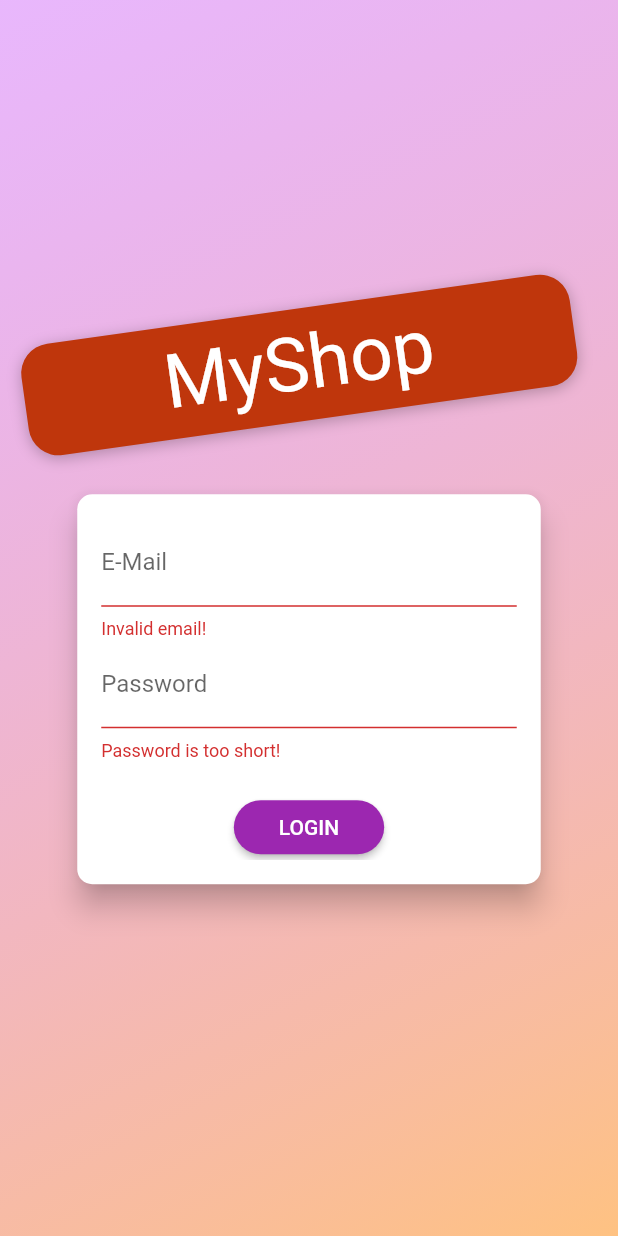
After one commit to hamidu34/shop_app_project, a Flutter app: the screen it shows after launch, after a tap on "LOGIN", on a phone screen of 412 x 824 dp. The commit adds this screen. Run offline on Flutter 3.47's test engine with Material 2 defaults, Android fonts, the phone set to English and light mode, and no system bars; our stand-ins replace badges, shared_preferences; network calls fail; Roboto replaces fonts that are missing (Anton).

Commit message:
completed app

```diff
--- a/shop_app/lib/main.dart
+++ b/shop_app/lib/main.dart
@@ -1,7 +1,9 @@
 import 'package:flutter/material.dart';
 import 'package:provider/provider.dart';
+import 'package:shop_app/provider/auth.dart';
 import 'package:shop_app/screens/edit_product_screen.dart';
 import 'package:shop_app/screens/order_screen.dart';
+import 'package:shop_app/screens/splash_screen.dart';
 import 'package:shop_app/screens/user_products_screen.dart';
 
 import '/provider/cart.dart';
@@ -10,6 +12,7 @@ import '/provider/products.dart';
 import '/screens/cart_screen.dart';
 import '/screens/product_detail_screen.dart';
 import '/screens/product_overview_screen.dart';
+import './screens/auth_screen.dart';
 
 void main() {
   runApp(const MyApp());
@@ -23,16 +26,27 @@ class MyApp extends StatelessWidget {
     return MultiProvider(
       providers: [
         ChangeNotifierProvider(
-          create: (context) => Products(),
+          create: (context) => Auth('', '', DateTime.now()),
+        ),
+        ChangeNotifierProxyProvider<Auth, Products>(
+          create: (context) => Products('', [], ''),
+          update: (context, auth, previousProduct) => Products(
+            auth.token,
+            previousProduct == null ? [] : previousProduct.items,
+            auth.userId!,
+          ),
         ),
         ChangeNotifierProvider(
           create: (context) => Cart(),
         ),
-        ChangeNotifierProvider(
-          create: (context) => Order(),
-        )
+        ChangeNotifierProxyProvider<Auth, Order>(
+          create: (context) => Order('', '', []),
+          update: (context, auth, previousOrder) => Order(auth.token,
+              auth.userId!, previousOrder == null ? [] : previousOrder.orders),
+        ),
       ],
-      child: MaterialApp(
+      child: Consumer<Auth>(
+        builder: (context, auth, _) => MaterialApp(
           debugShowCheckedModeBanner: false,
           title: 'My Shop',
           theme: ThemeData(
@@ -41,8 +55,18 @@ class MyApp extends StatelessWidget {
               secondary: Colors.orange,
             ),
           ),
-        home: ProductOverviewScreen(),
+          home: auth.isAuth
+              ? ProductOverviewScreen()
+              : FutureBuilder(
+                  future: auth.tryAutoLogin(),
+                  builder: (context, snapshot) =>
+                      snapshot.connectionState == ConnectionState.waiting
+                          ? SplashScreen()
+                          : AuthScreen(),
+                ),
           routes: {
+            ProductOverviewScreen.routeName: (context) =>
+                ProductOverviewScreen(),
             '/product-detail': (context) => ProductDetailScreen(),
             CartScreen.routeName: (context) => const CartScreen(),
             OrdersScreen.routeName: (context) => OrdersScreen(),
@@ -50,6 +74,7 @@ class MyApp extends StatelessWidget {
             EditProductScreen.routeName: (context) => EditProductScreen()
           },
         ),
+      ),
     );
   }
 }
--- /dev/null
+++ b/shop_app/lib/provider/auth.dart
@@ -0,0 +1,122 @@
+import 'dart:async';
+import 'dart:convert';
+
+import 'package:flutter/widgets.dart';
+import 'package:http/http.dart' as http;
+import 'package:shared_preferences/shared_preferences.dart';
+import 'package:shop_app/models/http_exception.dart';
+
+class Auth with ChangeNotifier {
+  String _token;
+  DateTime _expiryDate;
+  String _userId;
+  Timer? _authTimer;
+  Auth(this._token, this._userId, this._expiryDate);
+
+  bool get isAuth {
+    return token != '';
+  }
+
+  String get token {
+    final DateTime dayLocal = DateTime.now();
+    if (_expiryDate != dayLocal &&
+        _expiryDate.isAfter(DateTime.now()) &&
+        _token.isNotEmpty) {
+      return _token;
+    }
+    return '';
+  }
+
+  String? get userId {
+    return _userId;
+  }
+
+  Future<void> _authenticate(
+    String email,
+    String password,
+    String urlSegment,
+  ) async {
+    var url = Uri.https(
+        'identitytoolkit.googleapis.com',
+        '/v1/accounts:$urlSegment',
+        {'key': 'AIzaSyAQvWb_u8f9vLtfHve3bsQPOQJlQstKZrE'});
+    try {
+      final response = await http.post(
+        url,
+        body: jsonEncode({
+          'email': email,
+          'password': password,
+          'returnSecureToken': true,
+        }),
+      );
+      final responseData = jsonDecode(response.body);
+      if (responseData['error'] != null) {
+        throw HttpException(responseData['error']['message']);
+      }
+      _token = responseData['idToken'];
+      _userId = responseData['localId'];
+      _expiryDate = DateTime.now().add(
+        Duration(seconds: int.parse(responseData['expiresIn'])),
+      );
+      autoLogout();
+      notifyListeners();
+      final prefs = await SharedPreferences.getInstance();
+      final userData = jsonEncode({
+        'token': _token,
+        'userId': _userId,
+        'expiryDate': _expiryDate.toIso8601String(),
+      });
+      prefs.setString('userData', userData);
+    } catch (error) {
+      rethrow;
+    }
+  }
+
+  Future<bool> tryAutoLogin() async {
+    final prefs = await SharedPreferences.getInstance();
+    if (!prefs.containsKey('userData')) {
+      return false;
+    }
+    final extractedData = jsonDecode(prefs.getString('userData').toString())
+        as Map<String, dynamic>;
+    final expiryDate = DateTime.parse(extractedData['expiryDate']);
+    if (expiryDate.isBefore(DateTime.now())) {
+      return false;
+    }
+    _token = extractedData['token'];
+    _userId = extractedData['userId'];
+    _expiryDate = expiryDate;
+    notifyListeners();
+    autoLogout();
+    return true;
+  }
+
+  Future<void> signup(String email, String password) async {
+    return _authenticate(email, password, 'signUp');
+  }
+
+  Future<void> login(String email, String password) async {
+    return _authenticate(email, password, 'signInWithPassword');
+  }
+
+  Future<void> logOut() async {
+    _token = '';
+    _userId = '';
+    _expiryDate = _expiryDate.toLocal();
+    if (_authTimer != null) {
+      _authTimer!.cancel();
+      _authTimer = null;
+    }
+    notifyListeners();
+    final prefs = await SharedPreferences.getInstance();
+    prefs.clear();
+  }
+
+  void autoLogout() {
+    if (_authTimer != null) {
+      _authTimer!.cancel();
+    }
+    final timeToExpiry = _expiryDate.difference(DateTime.now()).inSeconds;
+    Timer(Duration(seconds: timeToExpiry), logOut);
+  }
+}
--- a/shop_app/lib/provider/order.dart
+++ b/shop_app/lib/provider/order.dart
@@ -19,14 +19,17 @@ class OrderItems {
 
 class Order with ChangeNotifier {
   List<OrderItems> _orders = [];
+  final String authToken;
+  final String userId;
+  Order(this.authToken, this.userId, this._orders);
 
   List<OrderItems> get orders {
     return [..._orders];
   }
 
   Future<void> fetchAndSetOrders() async {
-    var url = Uri.https(
-        'shopapptesting-6b893-default-rtdb.firebaseio.com', '/orders.json');
+    var url = Uri.https('shopapptesting-6b893-default-rtdb.firebaseio.com',
+        '/orders/$userId.json', {'auth': authToken});
     final response = await http.get(url);
     final List<OrderItems> loadedOrder = [];
     final extractedData = jsonDecode(response.body) as Map<String, dynamic>;
@@ -51,8 +54,8 @@ class Order with ChangeNotifier {
   }
 
   Future<void> addOrder(List<CartItems> cartProduct, double total) async {
-    var url = Uri.https(
-        'shopapptesting-6b893-default-rtdb.firebaseio.com', '/orders.json');
+    var url = Uri.https('shopapptesting-6b893-default-rtdb.firebaseio.com',
+        '/orders/$userId.json', {'auth': authToken});
     final timeStamp = DateTime.now();
     final response = await http.post(url,
         body: jsonEncode({
--- /dev/null
+++ b/shop_app/lib/screens/auth_screen.dart
@@ -0,0 +1,279 @@
+// ignore_for_file: deprecated_member_use
+
+import 'dart:math';
+
+import 'package:flutter/material.dart';
+import 'package:provider/provider.dart';
+import 'package:shop_app/models/http_exception.dart';
+import 'package:shop_app/provider/auth.dart';
+
+enum AuthMode { signup, login }
+
+class AuthScreen extends StatelessWidget {
+  static const routeName = '/auth';
+
+  @override
+  Widget build(BuildContext context) {
+    final deviceSize = MediaQuery.of(context).size;
+    // final transformConfig = Matrix4.rotationZ(-8 * pi / 180);
+    // transformConfig.translate(-10.0);
+    return Scaffold(
+      // resizeToAvoidBottomInset: false,
+      body: Stack(
+        children: <Widget>[
+          Container(
+            decoration: BoxDecoration(
+              gradient: LinearGradient(
+                colors: [
+                  const Color.fromRGBO(215, 117, 255, 1).withOpacity(0.5),
+                  const Color.fromRGBO(255, 188, 117, 1).withOpacity(0.9),
+                ],
+                begin: Alignment.topLeft,
+                end: Alignment.bottomRight,
+                stops: const [0, 1],
+              ),
+            ),
+          ),
+          SingleChildScrollView(
+            child: Container(
+              height: deviceSize.height,
+              width: deviceSize.width,
+              child: Column(
+                mainAxisAlignment: MainAxisAlignment.center,
+                crossAxisAlignment: CrossAxisAlignment.center,
+                children: <Widget>[
+                  Flexible(
+                    child: Container(
+                      margin: const EdgeInsets.only(bottom: 20.0),
+                      padding: const EdgeInsets.symmetric(
+                          vertical: 8.0, horizontal: 94.0),
+                      transform: Matrix4.rotationZ(-8 * pi / 180)
+                        ..translate(-10.0),
+                      // ..translate(-10.0),
+                      decoration: BoxDecoration(
+                        borderRadius: BorderRadius.circular(20),
+                        color: Colors.deepOrange.shade900,
+                        boxShadow: const [
+                          BoxShadow(
+                            blurRadius: 8,
+                            color: Colors.black26,
+                            offset: Offset(0, 2),
+                          )
+                        ],
+                      ),
+                      child: Text(
+                        'MyShop',
+                        style: TextStyle(
+                          color: Theme.of(context)
+                              .primaryTextTheme
+                              .headline6!
+                              .color,
+                          fontSize: 50,
+                          fontFamily: 'Anton',
+                          fontWeight: FontWeight.normal,
+                        ),
+                      ),
+                    ),
+                  ),
+                  Flexible(
+                    flex: deviceSize.width > 600 ? 2 : 1,
+                    child: AuthCard(),
+                  ),
+                ],
+              ),
+            ),
+          ),
+        ],
+      ),
+    );
+  }
+}
+
+class AuthCard extends StatefulWidget {
+  @override
+  _AuthCardState createState() => _AuthCardState();
+}
+
+class _AuthCardState extends State<AuthCard> {
+  final GlobalKey<FormState> _formKey = GlobalKey();
+  AuthMode _authMode = AuthMode.login;
+  final Map<String, String> _authData = {
+    'email': '',
+    'password': '',
+  };
+  var _isLoading = false;
+  final _passwordController = TextEditingController();
+
+  void _showErrorDialog(String message) {
+    showDialog(
+      context: context,
+      builder: (context) => AlertDialog(
+          content: Text(message),
+          title: const Text('An error occurred'),
+          actions: [
+            TextButton(
+              onPressed: () {
+                Navigator.of(context).pop();
+              },
+              child: const Text('Okay'),
+            )
+          ]),
+    );
+  }
+
+  Future<void> _submit() async {
+    if (!_formKey.currentState!.validate()) {
+      // Invalid!
+      return;
+    }
+    _formKey.currentState!.save();
+    setState(() {
+      _isLoading = true;
+    });
+    try {
+      if (_authMode == AuthMode.login) {
+        // Log user in
+        await Provider.of<Auth>(context, listen: false).login(
+          _authData['email'].toString(),
+          _authData['password'].toString(),
+        );
+      } else {
+        // Sign user up
+        await Provider.of<Auth>(context, listen: false).signup(
+          _authData['email'].toString(),
+          _authData['password'].toString(),
+        );
+      }
+    } on HttpException catch (error) {
+      var errorMessage = 'Authentication Failed';
+      if (error.toString().contains('EMAIL_EXISTS')) {
+        errorMessage = 'this email is already exist';
+      } else if (error.toString().contains('INVALID_EMAIL')) {
+        errorMessage = 'Email is not valid';
+      } else if (error.toString().contains('WEAK_PASSWORD')) {
+        errorMessage = 'Password is too weak';
+      } else if (error.toString().contains('EMAIL_NOT_FOUND')) {
+        errorMessage = 'Could not find a user with this email';
+      } else if (error.toString().contains('INVALID_PASSWORD')) {
+        errorMessage = 'Password is not valid';
+      }
+      _showErrorDialog(errorMessage);
+    } catch (error) {
+      var errorMessage = 'Could not Authenticate you. Please try Again';
+      _showErrorDialog(errorMessage);
+    }
+    setState(() {
+      _isLoading = false;
+    });
+  }
+
+  void _switchAuthMode() {
+    if (_authMode == AuthMode.login) {
+      setState(() {
+        _authMode = AuthMode.signup;
+      });
+    } else {
+      setState(() {
+        _authMode = AuthMode.login;
+      });
+    }
+  }
+
+  @override
+  Widget build(BuildContext context) {
+    final deviceSize = MediaQuery.of(context).size;
+    return Card(
+      shape: RoundedRectangleBorder(
+        borderRadius: BorderRadius.circular(10.0),
+      ),
+      elevation: 8.0,
+      child: AnimatedContainer(
+        duration: const Duration(milliseconds: 300),
+        curve: Curves.easeOutBack,
+        height: _authMode == AuthMode.signup ? 320 : 260,
+        constraints:
+            BoxConstraints(minHeight: _authMode == AuthMode.signup ? 320 : 260),
+        width: deviceSize.width * 0.75,
+        padding: const EdgeInsets.all(16.0),
+        child: Form(
+          key: _formKey,
+          child: SingleChildScrollView(
+            child: Column(
+              children: <Widget>[
+                TextFormField(
+                  decoration: const InputDecoration(labelText: 'E-Mail'),
+                  keyboardType: TextInputType.emailAddress,
+                  validator: (value) {
+                    if (value!.isEmpty || !value.contains('@')) {
+                      return 'Invalid email!';
+                    }
+                    return null;
+                  },
+                  onSaved: (value) {
+                    _authData['email'] = value!;
+                  },
+                ),
+                TextFormField(
+                  decoration: const InputDecoration(labelText: 'Password'),
+                  obscureText: true,
+                  controller: _passwordController,
+                  validator: (value) {
+                    if (value!.isEmpty || value.length < 5) {
+                      return 'Password is too short!';
+                    }
+                  },
+                  onSaved: (value) {
+                    _authData['password'] = value!;
+                  },
+                ),
+                if (_authMode == AuthMode.signup)
+                  TextFormField(
+                    enabled: _authMode == AuthMode.signup,
+                    decoration:
+                        const InputDecoration(labelText: 'Confirm Password'),
+                    obscureText: true,
+                    validator: _authMode == AuthMode.signup
+                        ? (value) {
+                            if (value != _passwordController.text) {
+                              return 'Passwords do not match!';
+                            }
+                            return null;
+                          }
+                        : null,
+                  ),
+                const SizedBox(
+                  height: 20,
+                ),
+                if (_isLoading)
+                  const CircularProgressIndicator()
+                else
+                  RaisedButton(
+                    onPressed: _submit,
+                    shape: RoundedRectangleBorder(
+                      borderRadius: BorderRadius.circular(30),
+                    ),
+                    padding: const EdgeInsets.symmetric(
+                        horizontal: 30.0, vertical: 8.0),
+                    color: Theme.of(context).colorScheme.primary,
+                    textColor:
+                        Theme.of(context).primaryTextTheme.headline6!.color,
+                    child:
+                        Text(_authMode == AuthMode.login ? 'LOGIN' : 'SIGN UP'),
+                  ),
+                FlatButton(
+                  onPressed: _switchAuthMode,
+                  padding:
+                      const EdgeInsets.symmetric(horizontal: 30.0, vertical: 4),
+                  materialTapTargetSize: MaterialTapTargetSize.shrinkWrap,
+                  textColor: Theme.of(context).colorScheme.primary,
+                  child: Text(
+                      '${_authMode == AuthMode.login ? 'SIGNUP' : 'LOGIN'} INSTEAD'),
+                ),
+              ],
+            ),
+          ),
+        ),
+      ),
+    );
+  }
+}
--- a/shop_app/lib/screens/product_overview_screen.dart
+++ b/shop_app/lib/screens/product_overview_screen.dart
@@ -15,6 +15,7 @@ enum FilterOption {
 
 class ProductOverviewScreen extends StatefulWidget {
   ProductOverviewScreen({Key? key}) : super(key: key);
+  static const routeName = '/product-overview';
 
   @override
   State<ProductOverviewScreen> createState() => _ProductOverviewScreenState();
--- /dev/null
+++ b/shop_app/lib/screens/splash_screen.dart
@@ -0,0 +1,12 @@
+import 'package:flutter/material.dart';
+
+class SplashScreen extends StatelessWidget {
+  @override
+  Widget build(BuildContext context) {
+    return const Scaffold(
+      body: Center(
+        child: Text('Loading...'),
+      ),
+    );
+  }
+}
--- a/shop_app/pubspec.yaml
+++ b/shop_app/pubspec.yaml
@@ -37,6 +37,7 @@ dependencies:
   provider: ^6.0.3
   badges: ^2.0.3
   http: ^0.13.5
+  shared_preferences: ^2.0.15
 
 dev_dependencies:
   flutter_test:
```
Also changed, not shown: shop_app/lib/provider/product.dart (+6 -4 lines), shop_app/lib/provider/products.dart (+21 -9 lines), shop_app/lib/screens/product_detail_screen.dart (+20 -9 lines), shop_app/lib/screens/user_products_screen.dart (+12 -2 lines), shop_app/lib/widgets/app_drawer.dart (+12 -0 lines), shop_app/lib/widgets/order_item.dart (+11 -4 lines), shop_app/lib/widgets/product_item.dart (+10 -4 lines), shop_app/pubspec.lock, 1 other file. Lines whose indentation alone changed are shown as unchanged.
